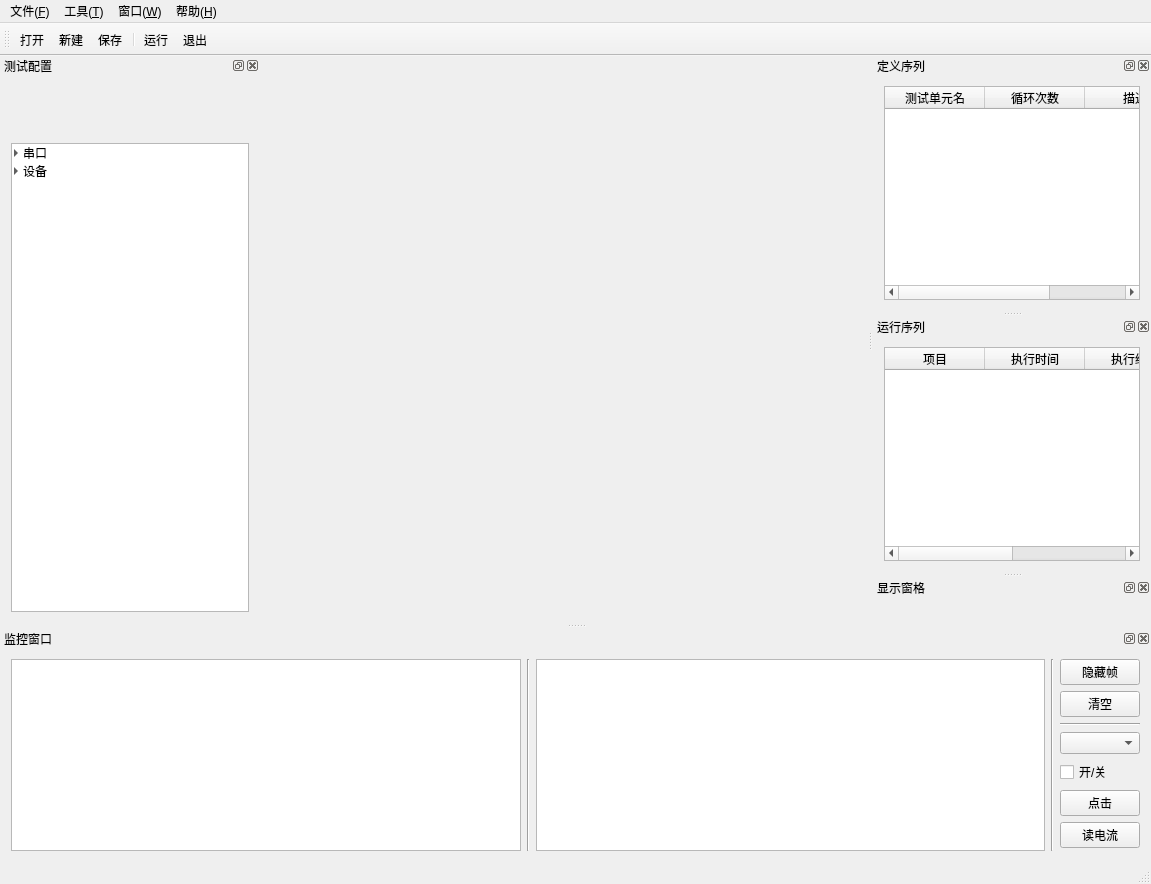
Above: mainwindow.ui from RoadRover-AutoTest/QtDemo before the change. Below: the same form after it.
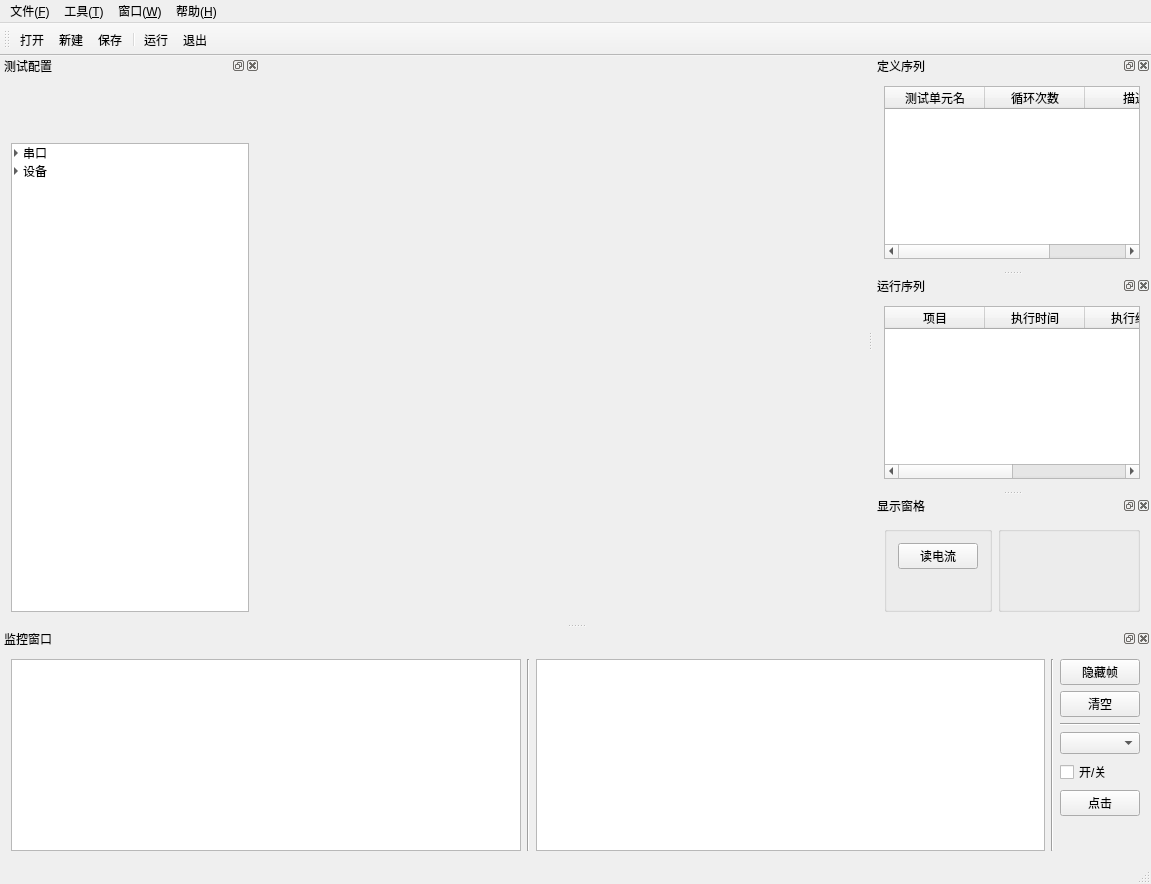
That is the form after the change. Icons and pictures are not drawn. Custom widgets are drawn as their Qt base class.

Commit message: 20190401:优化显示，解BUG 1.优化电流等物理参数显示； 2.将获取设备信息加判断，且放置在测试之前处理； 3.检测时间若达到根据参数需求，先采集参数，再检测； 4.生成报告错误提示；

```diff
--- a/mainwindow.ui
+++ b/mainwindow.ui
@@ -348,13 +348,6 @@
       </widget>
      </item>
      <item row="6" column="4">
-      <widget class="QPushButton" name="btnReadCurrent">
-       <property name="text">
-        <string>读电流</string>
-       </property>
-      </widget>
-     </item>
-     <item row="7" column="4">
       <spacer name="verticalSpacer_2">
        <property name="orientation">
         <enum>Qt::Vertical</enum>
@@ -469,7 +462,53 @@
     <number>2</number>
    </attribute>
    <widget class="QWidget" name="dockWidgetContents_5">
-    <layout class="QGridLayout" name="gridLayout_11"/>
+    <layout class="QGridLayout" name="gridLayout_7">
+     <item row="0" column="0">
+      <layout class="QHBoxLayout" name="horizontalLayout_2" stretch="1,5">
+       <item>
+        <widget class="QGroupBox" name="groupBox">
+         <property name="title">
+          <string/>
+         </property>
+         <layout class="QGridLayout" name="gridLayout_4">
+          <item row="0" column="0">
+           <widget class="QPushButton" name="btnReadCurrent">
+            <property name="text">
+             <string>读电流</string>
+            </property>
+           </widget>
+          </item>
+          <item row="1" column="0">
+           <spacer name="verticalSpacer">
+            <property name="orientation">
+             <enum>Qt::Vertical</enum>
+            </property>
+            <property name="sizeHint" stdset="0">
+             <size>
+              <width>20</width>
+              <height>40</height>
+             </size>
+            </property>
+           </spacer>
+          </item>
+         </layout>
+        </widget>
+       </item>
+       <item>
+        <widget class="QGroupBox" name="groupBox_2">
+         <property name="title">
+          <string/>
+         </property>
+         <layout class="QGridLayout" name="gridLayout_6">
+          <item row="0" column="0">
+           <layout class="QGridLayout" name="gridChartwidget"/>
+          </item>
+         </layout>
+        </widget>
+       </item>
+      </layout>
+     </item>
+    </layout>
    </widget>
   </widget>
   <action name="newTest">
```
Left out of the diff: 13 changed lines with no effect on the pictures. The commit also changes 14 other files.
